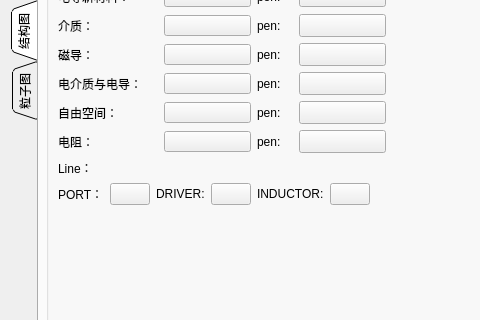
Before: the Qt Designer form src/DataVisualization/ConfigWidget.ui in BeQuiet1228/FreeCAD, drawn with Qt 5; both pictures show x 0 to 480 and y 193 to 513 of the 1070 by 841 pixel window.
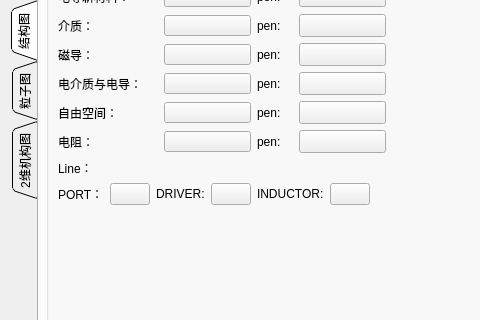
After: the same form once the commit is applied. The open tabs and pages were chosen to show the change.

Commit message: 增加结构图线段自选颜色的功能

```diff
--- a/src/DataVisualization/ConfigWidget.ui
+++ b/src/DataVisualization/ConfigWidget.ui
@@ -1769,6 +1769,11 @@
        </layout>
       </widget>
      </widget>
+     <widget class="QWidget" name="tab_5">
+      <attribute name="title">
+       <string>2维机构图</string>
+      </attribute>
+     </widget>
     </widget>
    </item>
    <item row="2" column="0">
```
Left out of the diff: 2 changed lines with no effect on the pictures. The commit also changes 4 other files.
